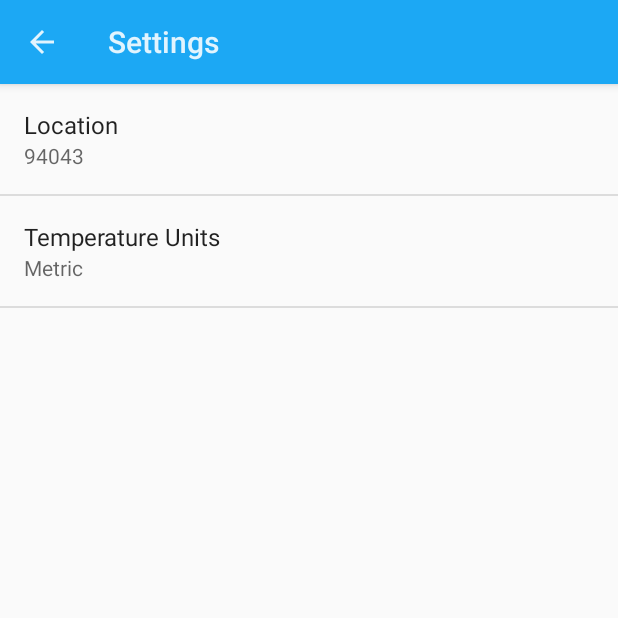
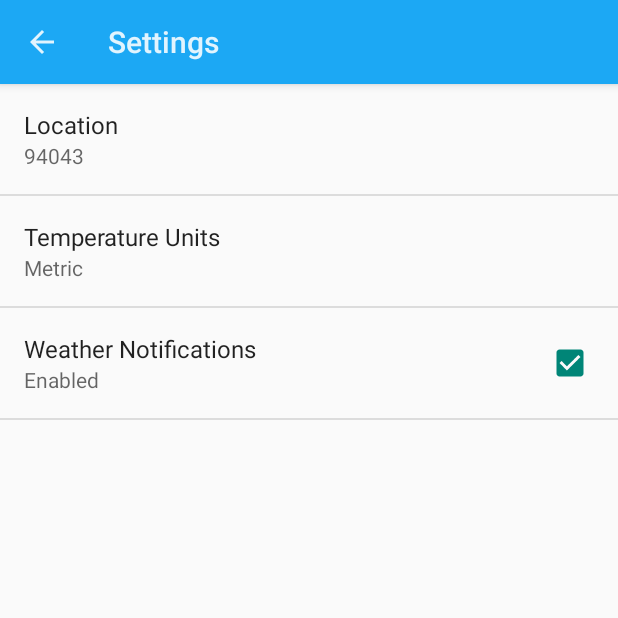
Before and after one commit to udacity/Sunshine-Version-2, an Android app: the SettingsActivity screen opened directly, with no data from a screen before it, on a phone screen of 412 x 824 dp, the top half of it. Run offline under Robolectric (Android 15) with nearby library versions, the phone set to English and light mode, and no system bars.

Commit message:
6.08 Turning Weather Notifications On Off

```diff
--- a/app/src/main/res/values/strings.xml
+++ b/app/src/main/res/values/strings.xml
@@ -29,6 +29,14 @@
 
     <!-- Default postal code for location preference [CHAR LIMIT=NONE] -->
     <string name="pref_location_default" translatable="false">94043</string>
+
+    <!-- Strings related to Notification Enabled preference -->
+    <string name="pref_enable_notifications_key" translatable="false">enable_notifications</string>
+    <string name="pref_enable_notifications_label">Weather Notifications</string>
+
+    <string name="pref_enable_notifications_true">Enabled</string>
+    <string name="pref_enable_notifications_false">Not Enabled</string>
+    <string name="pref_enable_notifications_default" translatable="false">true</string>
 
     <!-- Strings for formatting weather-related data -->
 
--- a/app/src/main/res/xml/pref_general.xml
+++ b/app/src/main/res/xml/pref_general.xml
@@ -17,4 +17,11 @@
         android:entryValues="@array/pref_units_values"
         android:entries="@array/pref_units_options" />
 
+    <CheckBoxPreference
+        android:title="@string/pref_enable_notifications_label"
+        android:key="@string/pref_enable_notifications_key"
+        android:summaryOff="@string/pref_enable_notifications_false"
+        android:summaryOn="@string/pref_enable_notifications_true"
+        android:defaultValue="@string/pref_enable_notifications_default" />
+
 </PreferenceScreen>
```
Also changed, not shown: app/src/main/java/com/example/android/sunshine/app/sync/SunshineSyncAdapter.java (+16 -2 lines).
